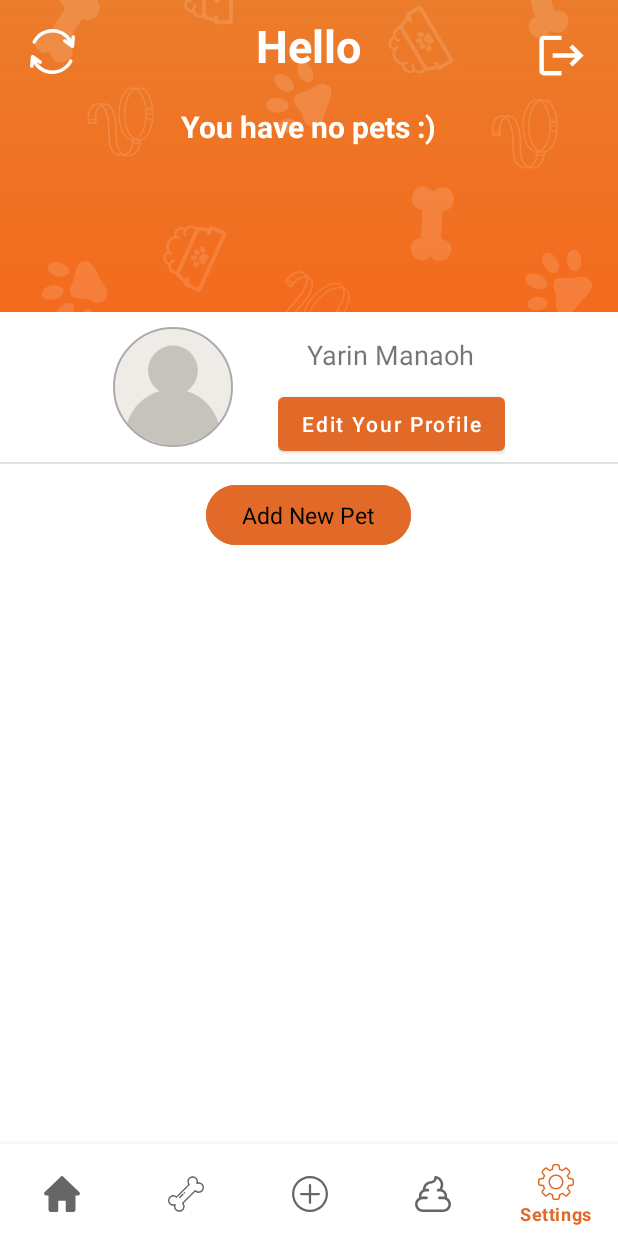
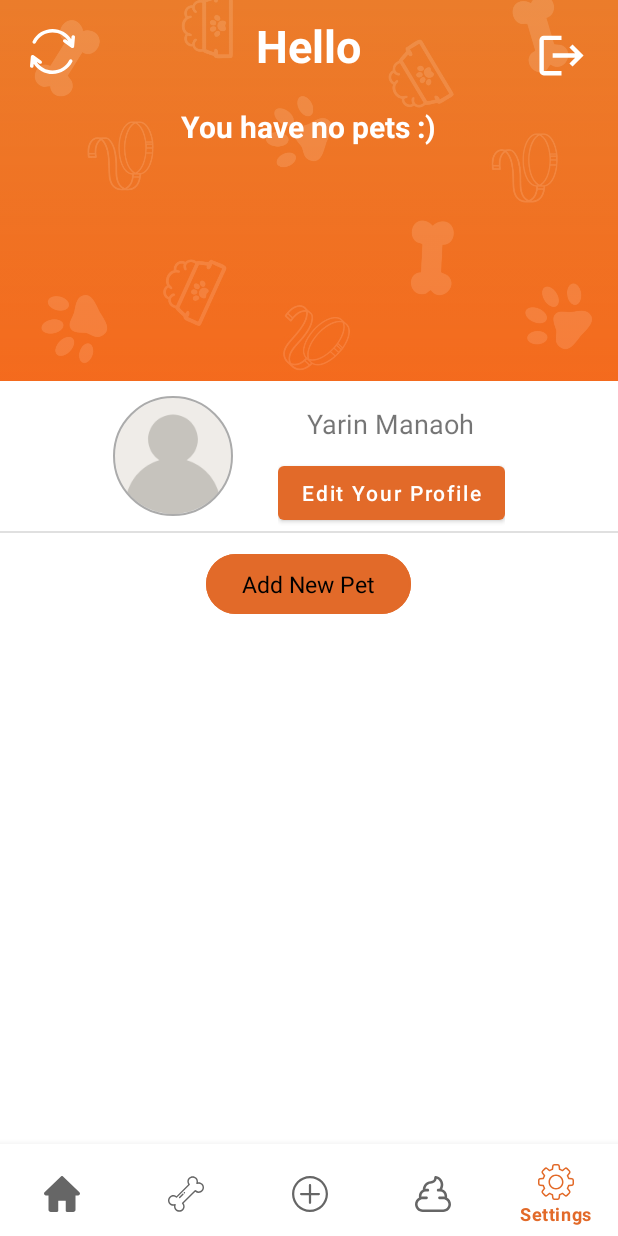
Before and after one commit to yarinmanoah/DogBlog, an Android app: the MainActivity screen opened directly, with no data from a screen before it, on a phone screen of 412 x 824 dp. Run offline under Robolectric (Android 15) with nearby library versions, the phone set to English and light mode, and no system bars; our stand-ins replace CircleImageView, Firebase (no records; nobody signed in at launch, a user with empty details on screens opened directly); pictures from the network do not load; 5 statements that could not run were skipped.

```diff
--- a/app/src/main/java/com/example/dogblog/view/activity/PetProfileActivity.java
+++ b/app/src/main/java/com/example/dogblog/view/activity/PetProfileActivity.java
@@ -910,7 +910,7 @@ public class PetProfileActivity extends AppCompatActivity {
                         imageUrl = task.getResult().toString();
                         isImageUploaded = true;
                     });
-                    setImageUploadingView(true);
+                    setImageUploadingView(false);
                     Toast.makeText(PetProfileActivity.this, "Image Uploaded", Toast.LENGTH_SHORT).show();
                 }).addOnFailureListener(e -> {
                     setImageUploadingView(false);
--- a/app/src/main/res/layout/activity_main.xml
+++ b/app/src/main/res/layout/activity_main.xml
@@ -16,7 +16,7 @@
         android:layout_width="match_parent"
         android:layout_height="0dp"
         android:layout_alignParentTop="true"
-        android:layout_weight="3"
+        android:layout_weight="4"
         android:background="@drawable/bck_primary_gradient"/>
 
     <FrameLayout
@@ -40,4 +40,5 @@
         android:elevation="20dp"
         />
 
+
 </RelativeLayout>
```
